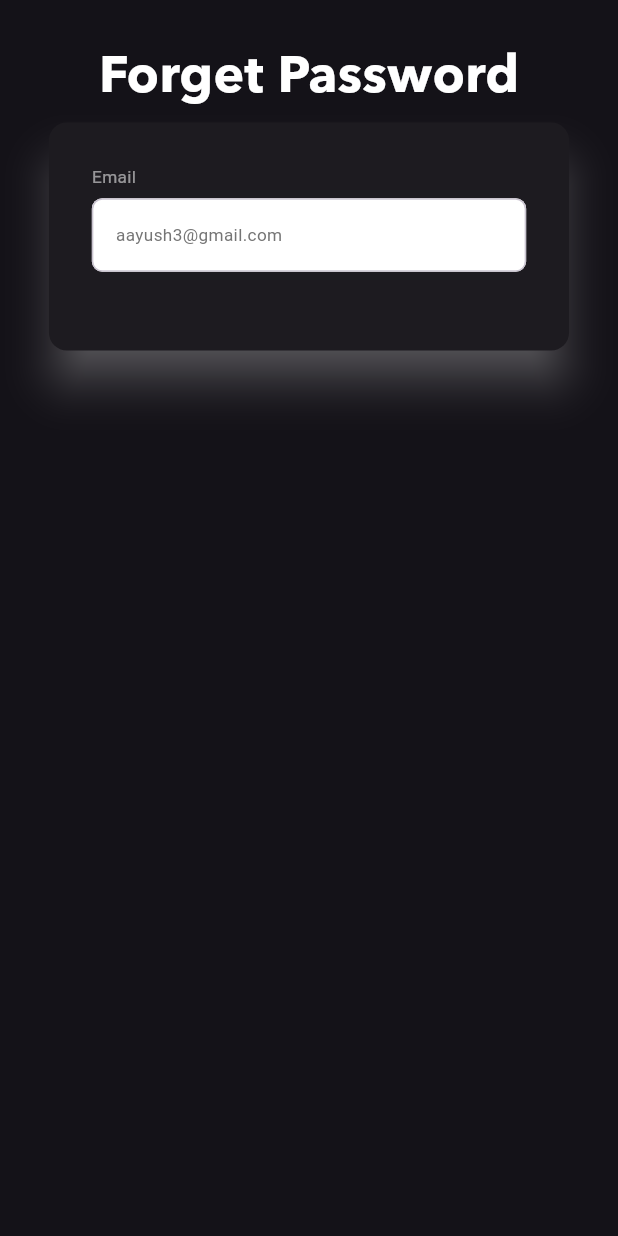
After one commit to aayushHusyaa3/netflix_clone, a Flutter app: the ForgetPassword screen opened by its route, on a phone screen of 412 x 824 dp. The commit adds this screen. Run offline on Flutter 3.47's test engine with Material 3 defaults, Android fonts, the phone set to English and light mode, and no system bars; our stand-ins replace bloc, chewie, dio, equatable, flutter_bloc, flutter_screenutil and 3 more; accounts and stored records are empty.

Commit message:
just commited

```diff
--- a/lib/app/api/api_exceptions.dart
+++ b/lib/app/api/api_exceptions.dart
@@ -8,7 +8,7 @@ class ApiException implements Exception {
     errorMsg = "Something went wrong... Please wait again";
   }
 
-  ApiException.formDioException(DioException exe) {
+  ApiException.fromDioError(DioException exe) {
     final statusCode = exe.response?.statusCode;
     final data = exe.response?.data;
     if (exe.type == DioExceptionType.connectionTimeout ||
--- a/lib/app/api/api_helpers.dart
+++ b/lib/app/api/api_helpers.dart
@@ -6,7 +6,7 @@ class ApiHelper {
   static final Dio dio = Dio();
   static Future<Response> post({
     required String path,
-    Map<String, dynamic>? data,
+    required Map<String, dynamic> data,
   }) async {
     try {
       final Response response = await dio.post(
@@ -15,7 +15,7 @@ class ApiHelper {
       );
       return response;
     } on DioException catch (exe) {
-      throw ApiException.formDioException(exe);
+      throw ApiException.fromDioError(exe);
     }
   }
 }
--- a/lib/app/api/api_path.dart
+++ b/lib/app/api/api_path.dart
@@ -1,5 +1,5 @@
 class ApiPath {
-  static final String baseUrl = "http://192.168.1.212:8000/api/";
+  static final String baseUrl = "http://192.168.1.212:8000/api";
   static final String loginUrl = "/login";
   static final String registerUrl = "/register";
   static final String homeUrl = "/movies";
@@ -10,4 +10,6 @@ class ApiPath {
   static final String editProfile = '/profile-edit';
   static final String searchMovies = '/search-movies';
   static final String logOut = '/logout';
+  static final String forgetPassword = '/forget-password';
+  static final resetPassword = '/reset-password';
 }
--- a/lib/app/utils/routes/app_router.dart
+++ b/lib/app/utils/routes/app_router.dart
@@ -1,5 +1,6 @@
 import 'package:flutter/material.dart';
 import 'package:flutter_application_2/app/utils/routes/app_routes.dart';
+import 'package:flutter_application_2/screens/forget_password.dart';
 import 'package:flutter_application_2/screens/homePage.dart';
 import 'package:flutter_application_2/screens/login.dart';
 import 'package:flutter_application_2/screens/navigation.dart';
@@ -38,6 +39,8 @@ class AppRouter {
       return _transitionTo(SplashScreen());
     } else if (settings.name == AppRoutes.home) {
       return _transitionTo(HomePage());
+    } else if (settings.name == AppRoutes.forgetScreen) {
+      return _transitionTo(ForgetPassword());
     } else if (settings.name == AppRoutes.navigationScreen) {
       return _transitionTo(NavigationPage());
     } else if (settings.name == AppRoutes.login) {
--- a/lib/app/utils/routes/app_routes.dart
+++ b/lib/app/utils/routes/app_routes.dart
@@ -5,4 +5,6 @@ class AppRoutes {
   static const String playScreen = '/playScreen';
   static const String navigationScreen = '/navigationScreen';
   static const String splashScreen = '/splashScreen';
+  static const String forgetScreen = '/forgetScreen';
+  static const String resetScreen = '/resetScreen';
 }
--- a/lib/app/utils/uiHelper/ui_helper.dart
+++ b/lib/app/utils/uiHelper/ui_helper.dart
@@ -70,11 +70,13 @@ class MyElevatedButton extends StatelessWidget {
   final String text;
   final VoidCallback onPressed;
   final bool isFulled;
+  final bool isloading;
   const MyElevatedButton({
     super.key,
     required this.text,
     this.isFulled = true,
     required this.onPressed,
+    this.isloading = false,
   });
   @override
   Widget build(BuildContext context) {
@@ -97,7 +99,9 @@ class MyElevatedButton extends StatelessWidget {
             padding: isFulled
                 ? EdgeInsets.all(0)
                 : EdgeInsets.symmetric(horizontal: 20.w),
-            child: Text(text, style: t4()),
+            child: isloading
+                ? Center(child: CircularProgressIndicator())
+                : Text(text, style: t4()),
           ),
         ),
       ),
--- a/lib/cubit/login/login_state.dart
+++ b/lib/cubit/login/login_state.dart
@@ -5,15 +5,22 @@ enum LoginStatus { emptyInfo, initialLogin, logginIn, loggedIn, loginFailure }
 class LoginState extends Equatable {
   final LoginStatus status;
   final String? message;
-  const LoginState({required this.status, this.message});
+  final bool isChecked;
 
-  LoginState copyWith({LoginStatus? status, String? message}) {
+  const LoginState({
+    required this.status,
+    this.message,
+    this.isChecked = false,
+  });
+
+  LoginState copyWith({LoginStatus? status, String? message, bool? isChecked}) {
     return LoginState(
       status: status ?? this.status,
       message: message ?? this.message,
+      isChecked: isChecked ?? this.isChecked,
     );
   }
 
   @override
-  List<Object?> get props => [status, message];
+  List<Object?> get props => [status, message, isChecked];
 }
--- /dev/null
+++ b/lib/screens/forget_password.dart
@@ -0,0 +1,50 @@
+import 'package:flutter/material.dart';
+import 'package:flutter_application_2/app/utils/textStyles/textstyle.dart';
+import 'package:flutter_application_2/app/utils/uiHelper/ui_helper.dart';
+import 'package:flutter_screenutil/flutter_screenutil.dart';
+
+class ForgetPassword extends StatefulWidget {
+  const ForgetPassword({super.key});
+
+  @override
+  State<ForgetPassword> createState() => _ForgetPasswordState();
+}
+
+class _ForgetPasswordState extends State<ForgetPassword> {
+  TextEditingController emailController = TextEditingController();
+  @override
+  Widget build(BuildContext context) {
+    return Scaffold(
+      body: Padding(
+        padding: EdgeInsets.symmetric(vertical: 25.r, horizontal: 25.r),
+        child: Center(
+          child: Column(
+            children: [
+              Text("Forget Password", style: t1()),
+
+              SizedBox(
+                width: double.infinity,
+                child: Card(
+                  elevation: 12,
+                  shadowColor: Colors.white54,
+                  child: Padding(
+                    padding: EdgeInsets.all(25.r),
+                    child: Column(
+                      children: [
+                        MyTextField(
+                          controller: emailController,
+                          headingText: "Email",
+                          hintText: "aayush3@gmail.com",
+                        ),
+                      ],
+                    ),
+                  ),
+                ),
+              ),
+            ],
+          ),
+        ),
+      ),
+    );
+  }
+}
--- a/lib/screens/profile.dart
+++ b/lib/screens/profile.dart
@@ -229,7 +229,9 @@ class _ProfilePageState extends State<ProfilePage> {
                                 text: "log out",
                                 onPressed: () {
                                   logut(context);
+                                  storage.delete(key: "email");
                                 },
+
                                 isFulled: false,
                               ),
                             ],
```
Also changed, not shown: lib/cubit/login/cubit/asdf_cubit.dart (added, +8 -0 lines), lib/cubit/login/cubit/asdf_state.dart (added, +10 -0 lines), lib/cubit/login/login_cubit.dart (+30 -7 lines), lib/screens/login.dart (+44 -12 lines), lib/screens/splash_screen.dart (+8 -7 lines).
